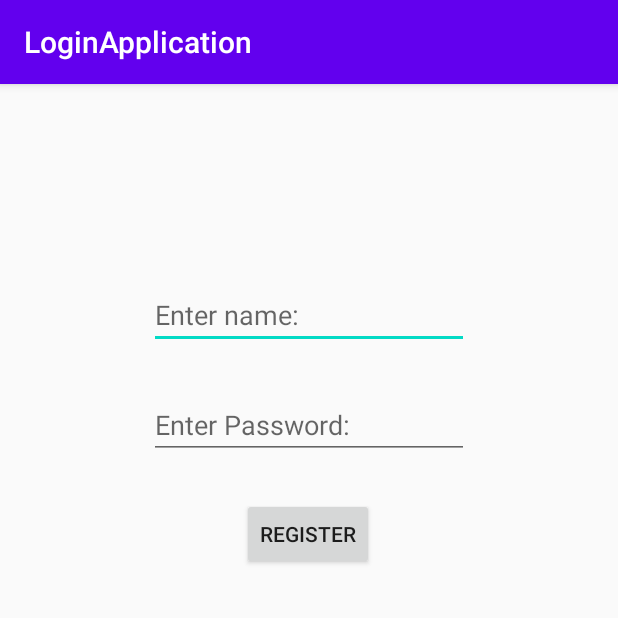
After one commit to goofyspoon/ApartmentFinder, an Android app: the RegistrationActivity screen opened directly, with no data from a screen before it, on a phone screen of 412 x 824 dp, the top half of it. The commit adds this screen. Run offline under Robolectric (Android 15) with nearby library versions, the phone set to English and light mode, and no system bars.

Commit message:
Finished implementing registration page for new useers.

```diff
--- a/Experiments/Kent/app/src/main/AndroidManifest.xml
+++ b/Experiments/Kent/app/src/main/AndroidManifest.xml
@@ -9,7 +9,8 @@
         android:roundIcon="@mipmap/ic_launcher_round"
         android:supportsRtl="true"
         android:theme="@style/AppTheme">
-        <activity android:name=".HomePageActivity"></activity>
+        <activity android:name=".RegistrationActivity"></activity>
+        <activity android:name=".HomePageActivity" />
         <activity android:name=".MainActivity">
             <intent-filter>
                 <action android:name="android.intent.action.MAIN" />
--- /dev/null
+++ b/Experiments/Kent/app/src/main/java/com/example/loginapplication/RegistrationActivity.java
@@ -0,0 +1,56 @@
+package com.example.loginapplication;
+
+import androidx.appcompat.app.AppCompatActivity;
+
+import android.content.Intent;
+import android.os.Bundle;
+import android.view.View;
+import android.widget.Button;
+import android.widget.EditText;
+import android.widget.Toast;
+
+public class RegistrationActivity extends AppCompatActivity {
+
+    private EditText eRegName;
+    private EditText eRegPassword;
+    private Button eRegister;
+
+    public static Credentials credentials;
+    @Override
+    protected void onCreate(Bundle savedInstanceState) {
+        super.onCreate(savedInstanceState);
+        setContentView(R.layout.activity_registration);
+
+        eRegName = findViewById(R.id.etRegName);
+        eRegPassword = findViewById(R.id.etRegPassword);
+        eRegister = findViewById((R.id.btnRegister));
+
+        eRegister.setOnClickListener(new View.OnClickListener() {
+            @Override
+            public void onClick(View v) {
+
+                String regUsername = eRegName.getText().toString();
+                String regPassword = eRegPassword.getText().toString();
+
+                if(validate(regUsername, regPassword)){
+                    credentials = new Credentials(regUsername,regPassword);
+                    startActivity(new Intent(RegistrationActivity.this, MainActivity.class));
+                    Toast.makeText(RegistrationActivity.this, "Registration successful!", Toast.LENGTH_SHORT).show();
+                }
+
+            }
+        });
+
+
+    }
+
+    private boolean validate(String username, String password){
+
+        if(username.isEmpty() || password.length() < 8){
+            Toast.makeText(this, "Please enter all the details, password should be at least 8 characters", Toast.LENGTH_SHORT).show();
+            return false;
+        }
+
+        return true;
+    }
+}
--- /dev/null
+++ b/Experiments/Kent/app/src/main/res/layout/activity_registration.xml
@@ -0,0 +1,47 @@
+<?xml version="1.0" encoding="utf-8"?>
+<androidx.constraintlayout.widget.ConstraintLayout xmlns:android="http://schemas.android.com/apk/res/android"
+    xmlns:app="http://schemas.android.com/apk/res-auto"
+    xmlns:tools="http://schemas.android.com/tools"
+    android:id="@+id/btnReg"
+    android:layout_width="match_parent"
+    android:layout_height="match_parent"
+    tools:context=".RegistrationActivity">
+
+    <EditText
+        android:id="@+id/etRegName"
+        android:layout_width="wrap_content"
+        android:layout_height="wrap_content"
+        android:ems="10"
+        android:hint="Enter name:"
+        android:inputType="textPersonName"
+        app:layout_constraintBottom_toBottomOf="parent"
+        app:layout_constraintEnd_toEndOf="parent"
+        app:layout_constraintStart_toStartOf="parent"
+        app:layout_constraintTop_toTopOf="parent"
+        app:layout_constraintVertical_bias="0.182" />
+
+    <EditText
+        android:id="@+id/etRegPassword"
+        android:layout_width="wrap_content"
+        android:layout_height="wrap_content"
+        android:ems="10"
+        android:hint="Enter Password:"
+        android:inputType="textPassword"
+        app:layout_constraintBottom_toBottomOf="parent"
+        app:layout_constraintEnd_toEndOf="parent"
+        app:layout_constraintStart_toStartOf="parent"
+        app:layout_constraintTop_toBottomOf="@+id/etRegName"
+        app:layout_constraintVertical_bias="0.051" />
+
+    <Button
+        android:id="@+id/btnRegister"
+        android:layout_width="wrap_content"
+        android:layout_height="wrap_content"
+        android:text="Register"
+        app:layout_constraintBottom_toBottomOf="parent"
+        app:layout_constraintEnd_toEndOf="parent"
+        app:layout_constraintHorizontal_bias="0.498"
+        app:layout_constraintStart_toStartOf="parent"
+        app:layout_constraintTop_toBottomOf="@+id/etRegPassword"
+        app:layout_constraintVertical_bias="0.055" />
+</androidx.constraintlayout.widget.ConstraintLayout>
```
Also changed, not shown: Experiments/Kent/app/src/main/java/com/example/loginapplication/MainActivity.java (+15 -5 lines), Experiments/Kent/app/src/main/res/layout/activity_main.xml (+11 -0 lines).
